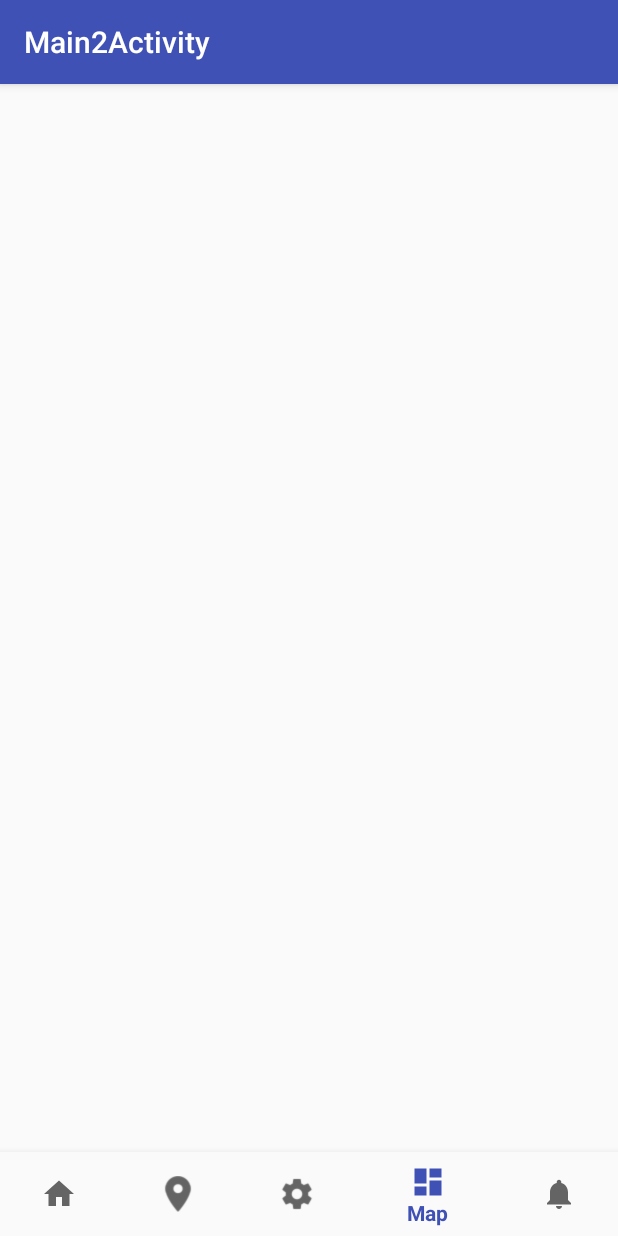
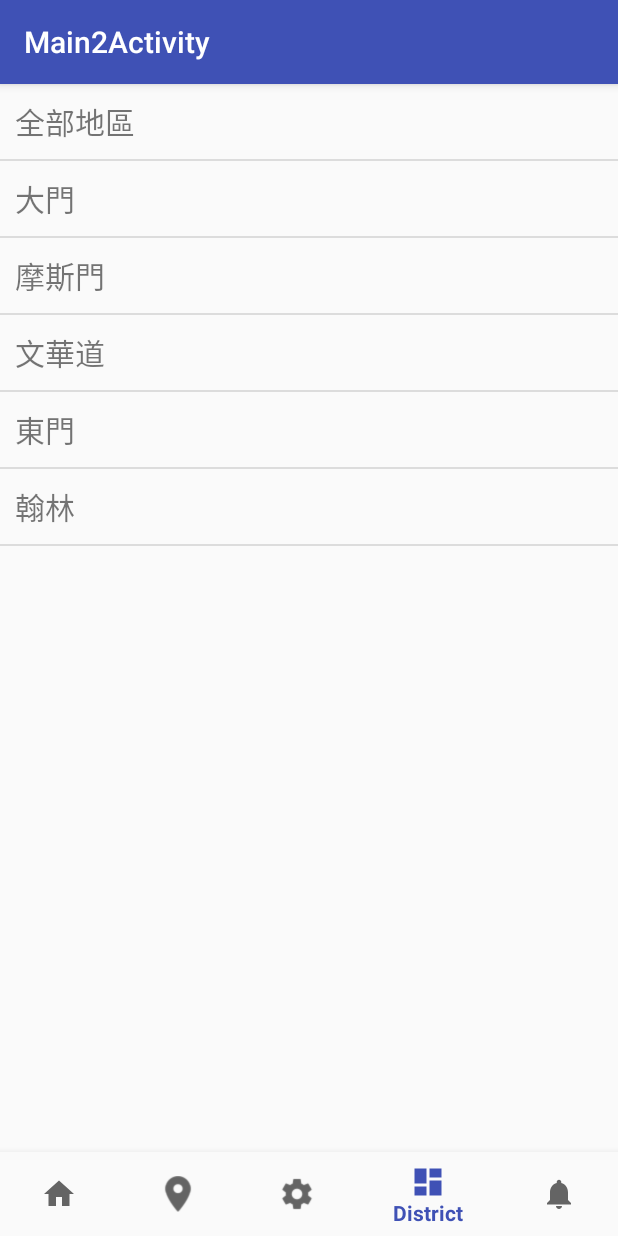
Before and after one commit to GJen123/FoodInn, an Android app: the Main2Activity screen opened directly, with no data from a screen before it, item 4 of the bottom bar chosen, on a phone screen of 412 x 824 dp. Run offline under Robolectric (Android 15) with nearby library versions, the phone set to English and light mode, and no system bars.

Commit message:
district

```diff
--- a/app/src/main/AndroidManifest.xml
+++ b/app/src/main/AndroidManifest.xml
@@ -32,6 +32,8 @@
             android:name=".Main2Activity"
             android:label="@string/title_activity_main2" />
         <activity android:name=".FragmentActivity.FragClassiTypeChoosedActivity" />
+
+        <service android:name=".ShopService" />
         <!--
              The API key for Google Maps-based APIs is defined as a string resource.
              (See the file "res/values/google_maps_api.xml").
@@ -47,7 +49,8 @@
         <activity
             android:name=".MapsActivity"
             android:label="@string/title_activity_maps" />
-        <activity android:name=".FragmentActivity.FragDistrictActivity"></activity>
+        <activity android:name=".FragmentActivity.FragDistrictActivity" />
+        <activity android:name=".FragmentActivity.FragDisChoosedActivity"></activity>
     </application>
 
 </manifest>
--- a/app/src/main/java/com/example/gjen/foodinn/FragmentActivity/FragDistrictActivity.java
+++ b/app/src/main/java/com/example/gjen/foodinn/FragmentActivity/FragDistrictActivity.java
@@ -1,21 +1,32 @@
 package com.example.gjen.foodinn.FragmentActivity;
 
 import android.support.v4.app.Fragment;
-import android.support.v7.app.AppCompatActivity;
 import android.os.Bundle;
+import android.support.v4.app.FragmentTransaction;
+import android.util.Log;
 import android.view.LayoutInflater;
 import android.view.View;
 import android.view.ViewGroup;
+import android.widget.AdapterView;
+import android.widget.ArrayAdapter;
+import android.widget.ListView;
 
 import com.example.gjen.foodinn.R;
 
 public class FragDistrictActivity extends Fragment {
+    View view;
+    String[] district = new String[]{"全部地區","大門","摩斯門","文華道","東門","翰林"};
+    ListView lvDistrict;
+    String url = "http://140.134.26.71:58080/android-backend/webapi/region/";
+    String[] districtUrl = new String[]{"list","gate","MOS","WenHua","East","HanLin"};
 
     @Override
     public View onCreateView(LayoutInflater inflater, ViewGroup container, Bundle savedInstanceState)
     {
-        //導入Tab分頁的Fragment Layout
-        return inflater.inflate(R.layout.activity_frag_district, container, false);
+        view = inflater.inflate(R.layout.activity_frag_district, container,false);
+        lvDistrict = (ListView) view.findViewById(R.id.listview_district);
+        setAdapter();
+        return view;
     }
 
     @Override
@@ -23,4 +34,29 @@ public class FragDistrictActivity extends Fragment {
     {
         super.onActivityCreated(savedInstanceState);
     }
+
+    void setAdapter(){
+        ArrayAdapter<String> adt=new ArrayAdapter<String>(getActivity(),R.layout.list_view_district,district);
+        lvDistrict.setAdapter(adt);
+        lvDistrict.setOnItemClickListener(onItemClickListener);
+    }
+
+    AdapterView.OnItemClickListener onItemClickListener = new AdapterView.OnItemClickListener() {
+        @Override
+        public void onItemClick(AdapterView<?> adapterView, View view, int position, long l) {
+            String placeUrl = url + districtUrl[position];
+            changePage(placeUrl);
+        }
+    };
+
+    void changePage(String placeUrl){
+        FragDisChoosedActivity fragDisChoosedActivity = new FragDisChoosedActivity();
+        FragmentTransaction ft = getActivity().getSupportFragmentManager().beginTransaction();
+        Bundle bundle = new Bundle();
+        bundle.putString("placeUrl", placeUrl);
+        fragDisChoosedActivity.setArguments(bundle);
+        ft.addToBackStack(FragDistrictActivity.class.getName());
+        ft.replace(R.id.content, fragDisChoosedActivity);
+        ft.commit();
+    }
 }
--- a/app/src/main/java/com/example/gjen/foodinn/SQLiteDB/ShopAsyncToDB.java
+++ b/app/src/main/java/com/example/gjen/foodinn/SQLiteDB/ShopAsyncToDB.java
@@ -65,6 +65,9 @@ public class ShopAsyncToDB extends AsyncTask<String, Void, List<Shop>> {
             JSONArray jsonObis = new JSONArray(jsonString);
             if (jsonObis.length() > 0) {
                 for (int i = 0; i < jsonObis.length(); i++) {
+                    if(i==10){
+                        break;
+                    }
                     JSONObject jsonObject = jsonObis.getJSONObject(i);
                     Shop shop = new Shop();
                     shop.setId(jsonObject.getInt("ID"));
@@ -104,7 +107,7 @@ public class ShopAsyncToDB extends AsyncTask<String, Void, List<Shop>> {
             values.put("photoUrl", shop.getphotoUrl());
             values.put("name", shop.getName());
             db.insert(ShopUtil.TABLE_NAME, null, values);
-            Log.i("abc", "db insert success");
+            Log.i("abc", "db " + shop.getName() + " insert success");
         }
     }
 }
--- a/app/src/main/java/com/example/gjen/foodinn/SQLiteDB/ShopUtil.java
+++ b/app/src/main/java/com/example/gjen/foodinn/SQLiteDB/ShopUtil.java
@@ -5,8 +5,9 @@ package com.example.gjen.foodinn.SQLiteDB;
  */
 
 public class ShopUtil {
-    public static final int VERSION=1;
+    public static final int VERSION=2;
     public static final String TABLE_NAME="ShopTable";
     public static final String DATABASE_NAME="FoodInnDB.db";
     public static final String SQL_CREATE_TABLE="CREATE TABLE IF NOT EXISTS "+TABLE_NAME+"  (id, email, intro, latitude, longitude, openTime, password, phone, photoUrl, name)";
+    public static final String SQL_DELETE_TABLE="DROP TABLE IF NOT EXISTS " + TABLE_NAME;
 }
--- a/app/src/main/res/layout/activity_frag_district.xml
+++ b/app/src/main/res/layout/activity_frag_district.xml
@@ -1,9 +1,15 @@
 <?xml version="1.0" encoding="utf-8"?>
-<android.support.constraint.ConstraintLayout xmlns:android="http://schemas.android.com/apk/res/android"
+<LinearLayout xmlns:android="http://schemas.android.com/apk/res/android"
     xmlns:app="http://schemas.android.com/apk/res-auto"
     xmlns:tools="http://schemas.android.com/tools"
+    android:orientation="vertical"
     android:layout_width="match_parent"
     android:layout_height="match_parent"
     tools:context="com.example.gjen.foodinn.FragmentActivity.FragDistrictActivity">
 
-</android.support.constraint.ConstraintLayout>
+
+    <ListView
+        android:layout_width="match_parent"
+        android:layout_height="match_parent"
+        android:id="@+id/listview_district"/>
+</LinearLayout>
--- /dev/null
+++ b/app/src/main/res/layout/list_view_district.xml
@@ -0,0 +1,10 @@
+<?xml version="1.0" encoding="utf-8"?>
+
+    <TextView
+        xmlns:android="http://schemas.android.com/apk/res/android"
+        android:id="@+id/textView5"
+        android:layout_width="match_parent"
+        android:layout_height="wrap_content"
+        android:padding="@dimen/text_smallsize"
+        android:text="TextView"
+        android:textSize="@dimen/text_bigsize"/>
--- a/app/src/main/res/menu/navigation.xml
+++ b/app/src/main/res/menu/navigation.xml
@@ -19,7 +19,7 @@
     <item
         android:id="@+id/navigation_map"
         android:icon="@drawable/ic_dashboard_black_24dp"
-        android:title="@string/title_map" />
+        android:title="@string/title_district" />
 
     <item
         android:id="@+id/navigation_account"
--- a/app/src/main/res/values/strings.xml
+++ b/app/src/main/res/values/strings.xml
@@ -10,7 +10,7 @@
     <string name="title_home">Home</string>
     <string name="title_classification">Classification</string>
     <string name="title_random">Random</string>
-    <string name="title_map">Map</string>
+    <string name="title_district">District</string>
     <string name="title_account">Account</string>
     <string name="title_activity_maps">Map</string>
 
```
Also changed, not shown: app/src/main/java/com/example/gjen/foodinn/District/DisChoosedArrayAdapter.java (added, +72 -0 lines), app/src/main/java/com/example/gjen/foodinn/District/DisChoosedAsyncTask.java (added, +91 -0 lines), app/src/main/java/com/example/gjen/foodinn/FragmentActivity/FragDisChoosedActivity.java (added, +37 -0 lines), app/src/main/java/com/example/gjen/foodinn/FragmentActivity/FragMapActivity.java (+23 -15 lines), app/src/main/java/com/example/gjen/foodinn/SQLiteDB/DBHelper.java (+9 -4 lines), app/src/main/java/com/example/gjen/foodinn/Shop/ShopArrayAdapter2.java (+0 -25 lines), app/src/main/java/com/example/gjen/foodinn/ShopService.java (added, +110 -0 lines), app/src/main/res/layout/activity_frag_dis_choosed.xml (added, +14 -0 lines), 57 other files.
